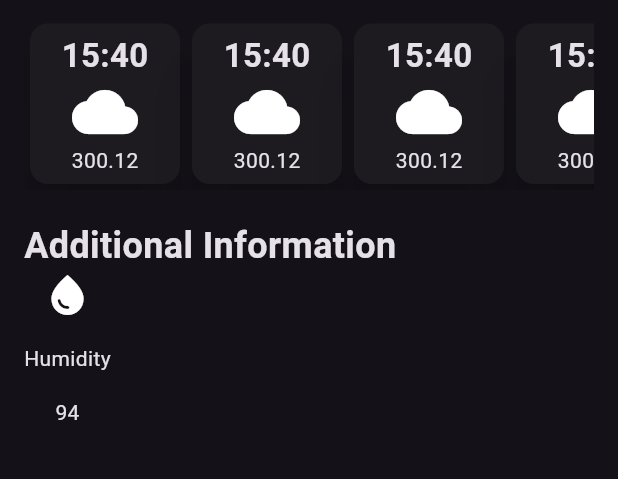
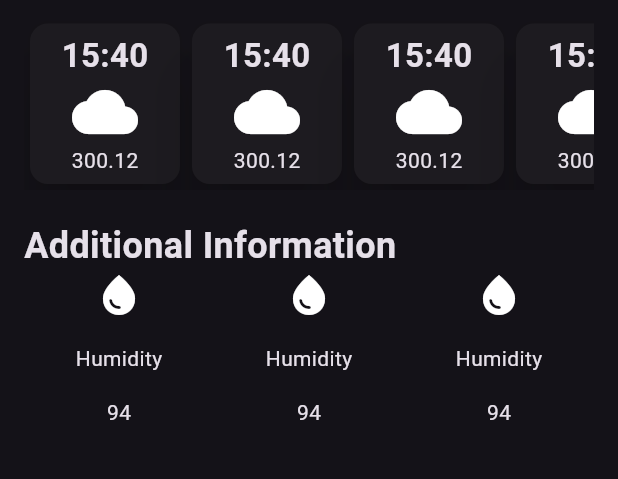
Before and after one commit to SynthiaAtieno/weather_app, a Flutter app: the screen it shows after launch, on a phone screen of 412 x 824 dp, the part 473-952 px from its top. Run offline on Flutter 3.47's test engine with Material 2 defaults, Android fonts, the phone set to English and light mode, and no system bars.

Commit message:
styling the weather screen

```diff
--- a/lib/weather_screen.dart
+++ b/lib/weather_screen.dart
@@ -95,8 +95,11 @@ class WeatherAppScreen extends StatelessWidget {
               style: TextStyle(fontSize: 24, fontWeight: FontWeight.bold),
             ),
             const Row(
+              mainAxisAlignment: MainAxisAlignment.spaceAround,
               children: [
                 AdditionalInfoItem(),
+                AdditionalInfoItem(),
+                AdditionalInfoItem()
               ],
             ),
           ],
```
